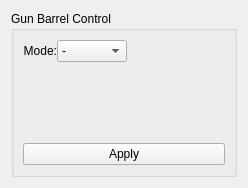
MiftahSalam/FA-FCS-2020-HMI, file src/view/panel/gun/frame_gun_control_barrel.ui: the form before one commit.
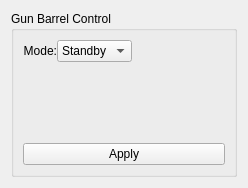
The form after the commit. Custom widgets are drawn as their Qt base class.

```diff
--- a/src/view/panel/gun/frame_gun_control_barrel.ui
+++ b/src/view/panel/gun/frame_gun_control_barrel.ui
@@ -56,7 +56,7 @@
            <widget class="QComboBox" name="comboBoxGunBarControlMode">
             <item>
              <property name="text">
-              <string>-</string>
+              <string>Standby</string>
              </property>
             </item>
             <item>
```
